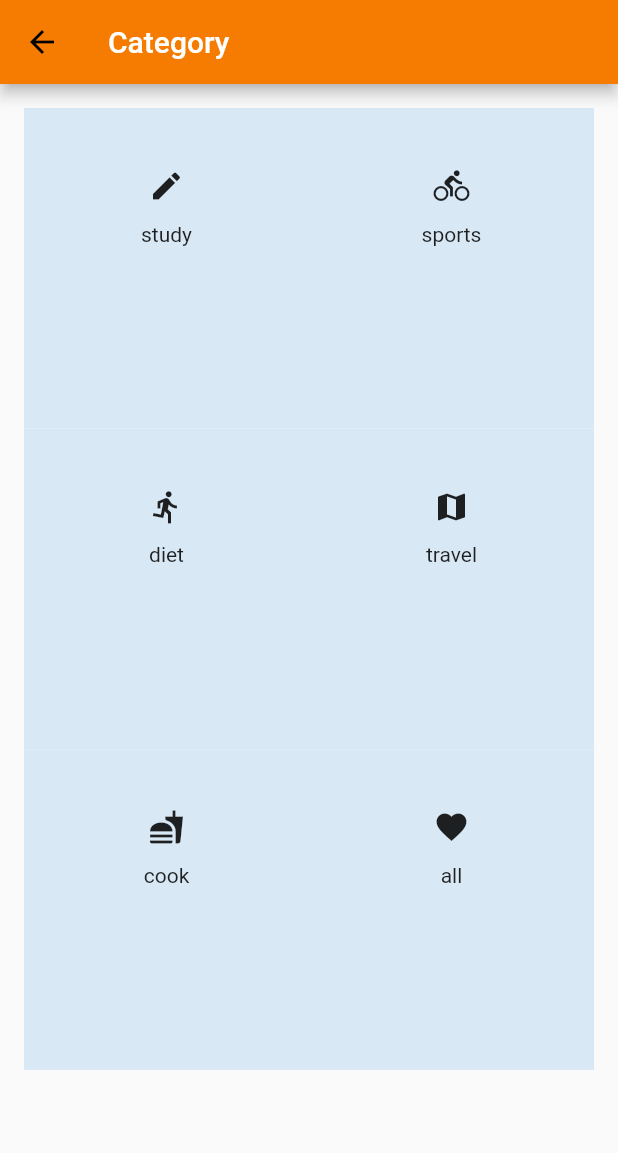
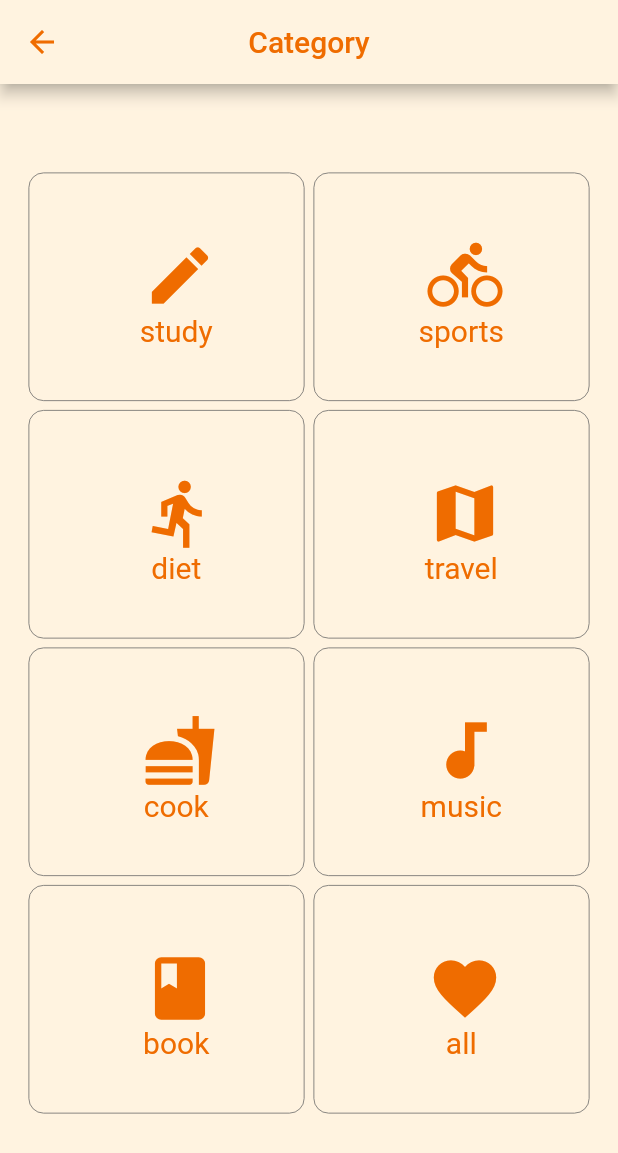
Before and after one commit to pistosmin/qcue, a Flutter app: the GridCateogory screen opened by its route, on a phone screen of 412 x 824 dp. Shown: the top 1153 px of the screen. Run offline on Flutter 3.47's test engine with Material 2 defaults, Android fonts, the phone set to English and light mode, and no system bars; our stand-ins replace carousel_pro, cloud_firestore, firebase_auth, firebase_storage, fluttertoast, google_sign_in and 1 more; missing offline and left inert: flutter_circular_chart; accounts and stored records are empty.

Commit message:
Category

```diff
--- a/lib/gridcategory.dart
+++ b/lib/gridcategory.dart
@@ -27,19 +27,25 @@ class GridCateogoryState extends State<GridCateogory> {
   Widget build(BuildContext context) {
     return Scaffold(
       appBar: AppBar(
-        title: Text('Category'),
+        title: Text('Category', style: TextStyle(color: Colors.orange[800])),
+        centerTitle: true,
+        iconTheme: IconThemeData(color: Colors.orange[800]),
+        elevation: 4.0,
+        backgroundColor: Colors.orange[50],
       ),
-      body: Center(
+      body: Container(
+        padding: EdgeInsets.only(top: 40.0),
         child: OrientationBuilder(builder: (context, orientation) {
           return GridView.count(
               crossAxisCount: orientation == Orientation.portrait ? 2 : 3,
               padding: EdgeInsets.all(16.0),
-              childAspectRatio: 8.0 / 9.0,
+              childAspectRatio: 12.0 / 10.0,
               children: _generateGridItems().map((String value) {
                 return _displayGridItem(value, context);
               }).toList());
         }),
       ),
+      backgroundColor: Colors.orange[50],
     );
   }
 }
@@ -48,7 +54,7 @@ Widget _generateGridIcons(String value, BuildContext context) {
   if (value == 'study') {
     return Container(
       child: IconButton(
-        icon: Icon(Icons.create),
+        icon: Icon(Icons.create, color: Colors.orange[800],size: 50.0,),
         onPressed: () {
           Navigator.push(
             context,
@@ -64,7 +70,7 @@ Widget _generateGridIcons(String value, BuildContext context) {
   } else if (value == 'sports') {
     return Container(
       child: IconButton(
-        icon: Icon(Icons.directions_bike),
+        icon: Icon(Icons.directions_bike, color: Colors.orange[800],size: 50.0,),
         onPressed: () {
           Navigator.push(
             context,
@@ -80,7 +86,7 @@ Widget _generateGridIcons(String value, BuildContext context) {
   } else if (value == 'diet') {
     return Container(
       child: IconButton(
-        icon: Icon(Icons.directions_run),
+        icon: Icon(Icons.directions_run, color: Colors.orange[800],size: 50.0,),
         onPressed: () {
           Navigator.push(
             context,
@@ -96,7 +102,7 @@ Widget _generateGridIcons(String value, BuildContext context) {
   } else if (value == 'travel') {
     return Container(
       child: IconButton(
-        icon: Icon(Icons.map),
+        icon: Icon(Icons.map, color: Colors.orange[800],size: 50.0,),
         onPressed: () {
           Navigator.push(
             context,
@@ -112,7 +118,7 @@ Widget _generateGridIcons(String value, BuildContext context) {
   } else if (value == 'cook') {
     return Container(
       child: IconButton(
-        icon: Icon(Icons.fastfood),
+        icon: Icon(Icons.fastfood, color: Colors.orange[800],size: 50.0,),
         onPressed: () {
           Navigator.push(
             context,
@@ -128,7 +134,39 @@ Widget _generateGridIcons(String value, BuildContext context) {
   } else if (value == 'all') {
     return Container(
       child: IconButton(
-        icon: Icon(Icons.favorite),
+        icon: Icon(Icons.favorite, color: Colors.orange[800],size: 50.0,),
+        onPressed: () {
+          Navigator.push(
+            context,
+            MaterialPageRoute(
+              builder: (context) => CategoryPage(
+                    category: value,
+                  ),
+            ),
+          );
+        },
+      ),
+    );
+  } else if (value == 'music') {
+    return Container(
+      child: IconButton(
+        icon: Icon(Icons.audiotrack, color: Colors.orange[800],size: 50.0,),
+        onPressed: () {
+          Navigator.push(
+            context,
+            MaterialPageRoute(
+              builder: (context) => CategoryPage(
+                    category: value,
+                  ),
+            ),
+          );
+        },
+      ),
+    );
+  } else if (value == 'book') {
+    return Container(
+      child: IconButton(
+        icon: Icon(Icons.book, color: Colors.orange[800],size: 50.0,),
         onPressed: () {
           Navigator.push(
             context,
@@ -146,7 +184,7 @@ Widget _generateGridIcons(String value, BuildContext context) {
 
 List<String> _generateGridItems() {
   List<String> gridItems = new List<String>();
-  for (int i = 0; i < 6; i++) {
+  for (int i = 0; i < 8; i++) {
     if (i == 0) {
       gridItems.add('study');
     } else if (i == 1) {
@@ -158,6 +196,10 @@ List<String> _generateGridItems() {
     } else if (i == 4) {
       gridItems.add('cook');
     } else if (i == 5) {
+      gridItems.add('music');
+    } else if (i == 6) {
+      gridItems.add('book');
+    } else if (i == 7) {
       gridItems.add('all');
     }
   }
@@ -166,23 +208,27 @@ List<String> _generateGridItems() {
 
 Widget _displayGridItem(String value, BuildContext context) {
   return new Container(
-    // decoration: BoxDecoration(
-    //   border: Border(
-    //     top: BorderSide(width: 1.0, color: Colors.black),
-    //     left: BorderSide(width: 1.0, color: Colors.black),
-    //     right: BorderSide(width: 1.0, color: Colors.black),
-    //     bottom: BorderSide(width: 1.0, color: Colors.black),
-    //   ),
-    // ),
-    padding: new EdgeInsets.all(8.0),
-    color: new Color.fromRGBO(217, 232, 245, 1),
+    padding: new EdgeInsets.all(10.0),
+    margin: EdgeInsets.all(3.0),
+    decoration: BoxDecoration(
+        border: Border.all(
+          width: 0.5,
+          color: Colors.grey[700],
+        ),
+        borderRadius: BorderRadius.circular(
+          10.0,
+        )),
     child: new Center(
       child: Container(
-        padding: EdgeInsets.only(top: 20.0),
         child: Column(
+          crossAxisAlignment: CrossAxisAlignment.center,
+          mainAxisAlignment: MainAxisAlignment.center,
           children: <Widget>[
             _generateGridIcons(value, context),
-            new Text(value),
+            Container(
+              padding: EdgeInsets.only(top: 10.0, left: 13.0),
+              child: new Text(value, style: TextStyle(color: Colors.orange[800],fontSize: 20.0),),
+            ),
           ],
         ),
       ),
```
Also changed, not shown: lib/category.dart (+1 -26 lines).
